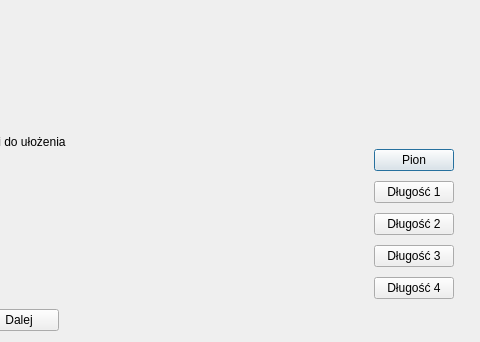
Before: the Qt Designer form placeshipswindow.ui in zfurtak/ship_battle, drawn with Qt 5; both pictures show x 432 to 912 and y 358 to 700 of the 912 by 700 pixel window.
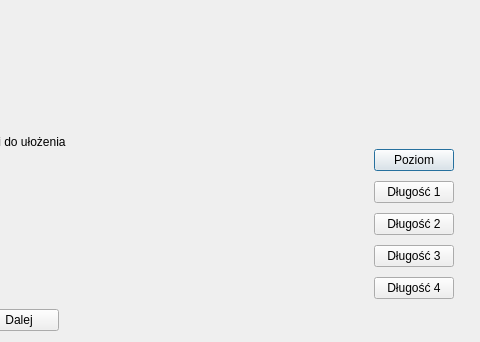
After: the same form once the commit is applied.

The edit to the form file:
```diff
--- a/placeshipswindow.ui
+++ b/placeshipswindow.ui
@@ -82,7 +82,7 @@
                <item alignment="Qt::AlignRight">
                 <widget class="QPushButton" name="change_orientation">
                  <property name="text">
-                  <string>Pion</string>
+                  <string>Poziom</string>
                  </property>
                 </widget>
                </item>
```
